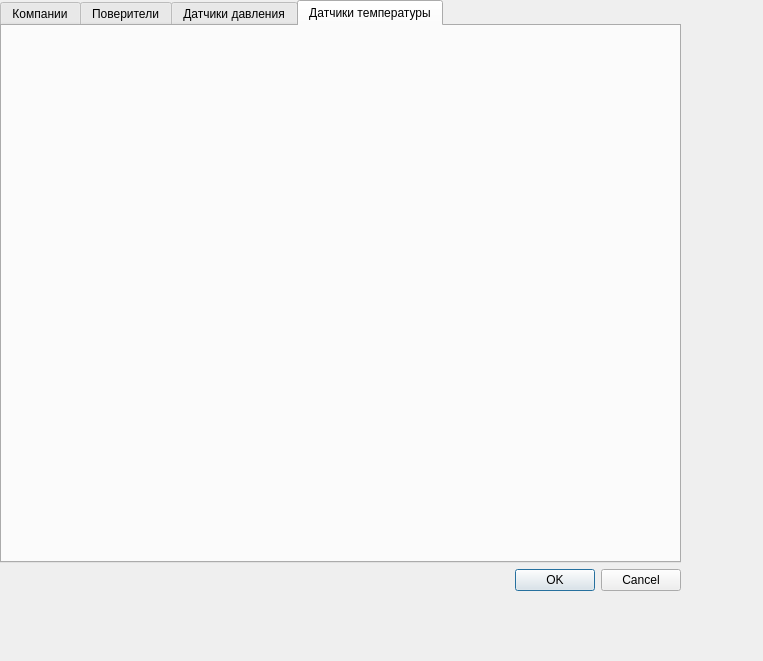
Above: options.ui from corvinalive/CalManager before the change. Below: the same form after it.
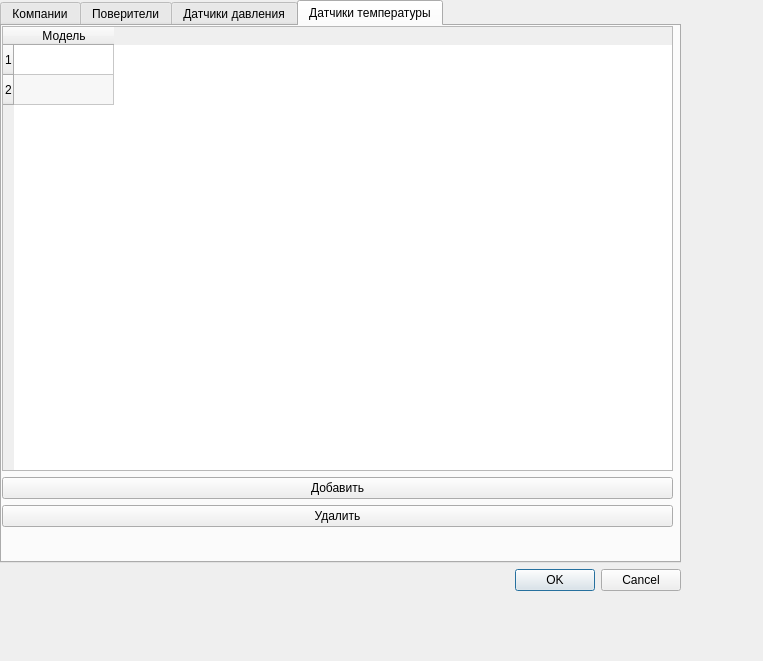
That is the form after the change. The open tabs and pages were chosen to show the change.

What changed in the file:
```diff
--- a/options.ui
+++ b/options.ui
@@ -176,8 +176,8 @@
         </layout>
        </widget>
       </widget>
-      <widget class="QWidget" name="">
-       <attribute name="title">
+      <widget class="QWidget" name="widget" >
+       <attribute name="title" >
         <string>Датчики давления</string>
        </attribute>
       </widget>
@@ -185,6 +185,58 @@
        <attribute name="title">
         <string>Датчики температуры</string>
        </attribute>
+       <widget class="QWidget" name="verticalLayoutWidget_5" >
+        <property name="geometry" >
+         <rect>
+          <x>0</x>
+          <y>0</y>
+          <width>671</width>
+          <height>501</height>
+         </rect>
+        </property>
+        <layout class="QVBoxLayout" name="verticalLayout_5" >
+         <item>
+          <widget class="QTableWidget" name="tTableWidget" >
+           <property name="alternatingRowColors" >
+            <bool>true</bool>
+           </property>
+           <property name="selectionMode" >
+            <enum>QAbstractItemView::SingleSelection</enum>
+           </property>
+           <property name="selectionBehavior" >
+            <enum>QAbstractItemView::SelectRows</enum>
+           </property>
+           <property name="rowCount" >
+            <number>2</number>
+           </property>
+           <property name="columnCount" >
+            <number>1</number>
+           </property>
+           <row/>
+           <row/>
+           <column>
+            <property name="text" >
+             <string>Модель</string>
+            </property>
+           </column>
+          </widget>
+         </item>
+         <item>
+          <widget class="QPushButton" name="tAddButton" >
+           <property name="text" >
+            <string>Добавить</string>
+           </property>
+          </widget>
+         </item>
+         <item>
+          <widget class="QPushButton" name="tDeleteButton" >
+           <property name="text" >
+            <string>Удалить</string>
+           </property>
+          </widget>
+         </item>
+        </layout>
+       </widget>
       </widget>
      </widget>
     </item>
```
Left out of the diff: 199 changed lines with no effect on the pictures.
